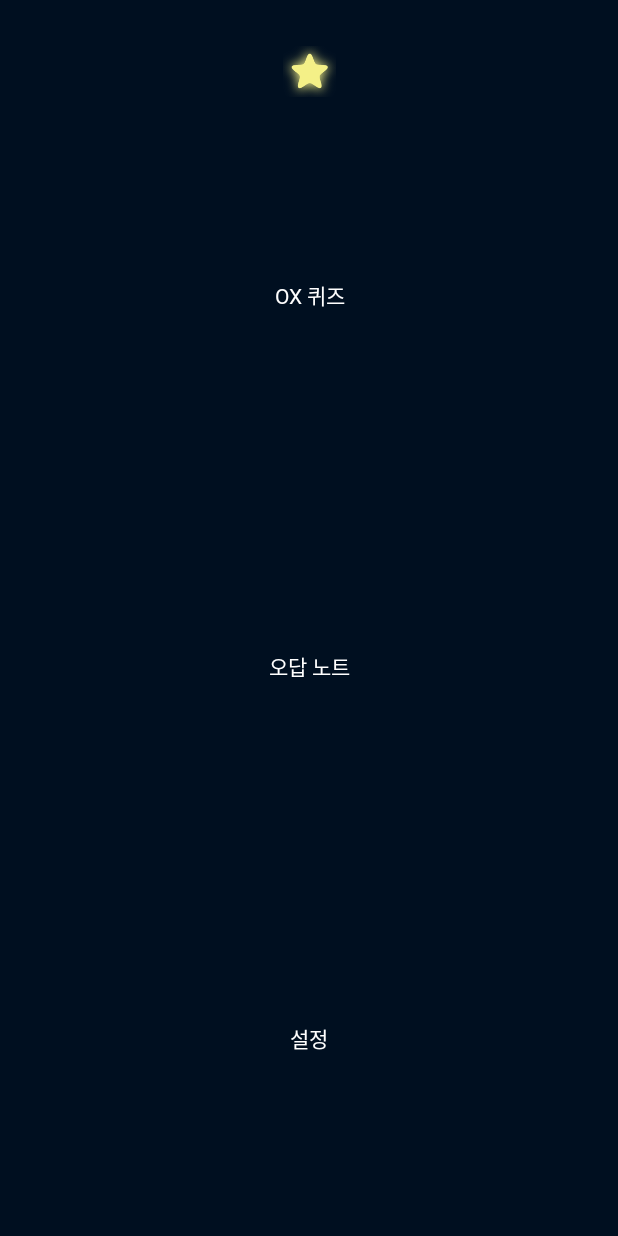
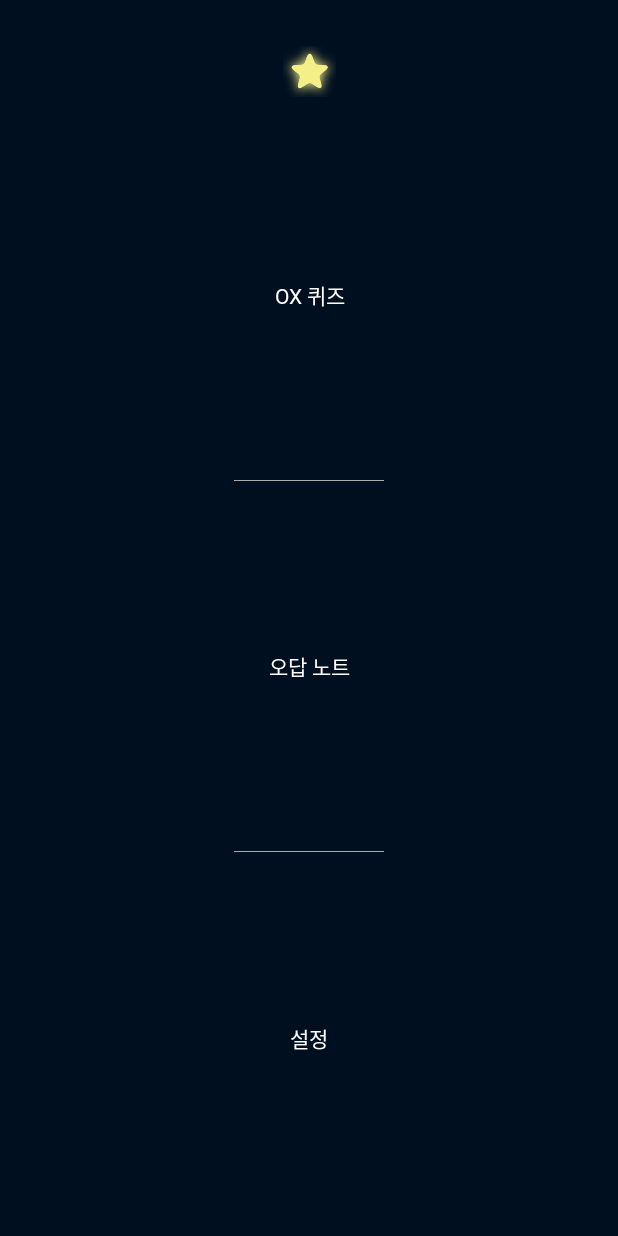
Before and after one commit to greedy0110/ProjectM, an Android app: the MenuActivity screen opened directly, with no data from a screen before it, on a phone screen of 412 x 824 dp. Run offline under Robolectric (Android 15) with nearby library versions, the phone set to English and light mode, and no system bars.

Commit message:
새로운 db 적용 및 개인설정용 db와 항상 앱파일에서 불러오는 고정 db를 나눔

```diff
--- a/app/src/main/java/com/example/a/lockquizekotlin/DBContract/CategoryContract.kt
+++ b/app/src/main/java/com/example/a/lockquizekotlin/DBContract/CategoryContract.kt
@@ -7,6 +7,8 @@ import android.provider.BaseColumns
 import com.example.a.lockquizekotlin.Utils.DbUtils
 
 object CategoryContract{
+    val DATABASE_NAME = "questionDB"
+
     object Schema : BaseColumns {
         const val TABLE_NAME = "category_entry"
         const val COLUMN_ID = "id"
@@ -23,7 +25,7 @@ object CategoryContract{
 
     class DbHelper(context: Context) : SQLiteOpenHelper(context, "${DbUtils.PACKAGE_DIR}/${DbUtils.DATABASE_NAME}", null, DATABASE_VERSION) {
         init {
-            DbUtils.saveDbAssetToDevice(context)
+            DbUtils.saveDbAssetToDevice(context, databaseName = DATABASE_NAME)
         }
 
         override fun onCreate(db: SQLiteDatabase?) {
--- a/app/src/main/java/com/example/a/lockquizekotlin/DBContract/QuestionContract.kt
+++ b/app/src/main/java/com/example/a/lockquizekotlin/DBContract/QuestionContract.kt
@@ -7,6 +7,8 @@ import android.provider.BaseColumns
 import com.example.a.lockquizekotlin.Utils.DbUtils
 
 object QuestionContract {
+    val DATABASE_NAME = "questionDB"
+
     object Schema : BaseColumns{
         const val TABLE_NAME = "question_entry"
         const val COLUMN_ID = "id"
@@ -23,12 +25,12 @@ object QuestionContract {
 
     class DbHelper(context: Context) : SQLiteOpenHelper(context, "${DbUtils.PACKAGE_DIR}/${DbUtils.DATABASE_NAME}", null, DATABASE_VERSION) {
         init {
-            DbUtils.saveDbAssetToDevice(context)
+            DbUtils.saveDbAssetToDevice(context, databaseName = DATABASE_NAME)
         }
 
         override fun onCreate(db: SQLiteDatabase?) {
             try {
-                db?.execSQL(CategoryContract.Schema.SQL_CREATE_ENTRIES)
+                db?.execSQL(Schema.SQL_CREATE_ENTRIES)
             }
             catch (e: Exception) {
 
--- a/app/src/main/java/com/example/a/lockquizekotlin/DBContract/SettingsContract.kt
+++ b/app/src/main/java/com/example/a/lockquizekotlin/DBContract/SettingsContract.kt
@@ -10,6 +10,7 @@ import android.widget.Toast
 import com.example.a.lockquizekotlin.Utils.DbUtils
 
 object SettingsContract{
+    val DATABASE_NAME = "settingDB"
     val THEME_LIST = listOf<String>("db", "dg", "dgr", "dp", "lg", "lp", "ls", "ly")
 
     object Schema : BaseColumns {
@@ -31,17 +32,14 @@ object SettingsContract{
     data class Entry(var id: Int = Schema.DEFAULT_THEME_ID, var theme: String = Schema.DEFAULT_THEME,
                      var slideOnOff:String = Schema.DEFAULT_SLIDE_ONOFF, var slideForcePeriod: Int = Schema.DEFAULT_SLIDE_FORCE_PERIOD)
 
-    class DbHelper(context: Context) : SQLiteOpenHelper(context, "${DbUtils.PACKAGE_DIR}/${DbUtils.DATABASE_NAME}", null, DATABASE_VERSION) {
-        init {
-            DbUtils.saveDbAssetToDevice(context)
-        }
-
+    class DbHelper(context: Context) : SQLiteOpenHelper(context, DATABASE_NAME, null, DATABASE_VERSION) {
         override fun onCreate(db: SQLiteDatabase?) {
             try {
+                Log.e("SettingsContract", "db create")
                 db?.execSQL(Schema.SQL_CREATE_ENTRIES)
             }
             catch (e: Exception) {
-
+                Log.e("SettingsContract", e.toString())
             }
         }
 
@@ -53,7 +51,7 @@ object SettingsContract{
         companion object {
             // 이게 되네
             const val DATABASE_VERSION = 1
-            const val DATABASE_NAME = DbUtils.DATABASE_NAME
+            const val DATABASE_NAME = DbUtils.USER_DATABASE_NAME
         }
     }
 
--- a/app/src/main/java/com/example/a/lockquizekotlin/SplashActivity.kt
+++ b/app/src/main/java/com/example/a/lockquizekotlin/SplashActivity.kt
@@ -34,8 +34,6 @@ class SplashActivity : AppCompatActivity() {
             this@SplashActivity.finish()
 
         }, delayTime)
-//        //이거 꼭 없애야한다! 이거 있으면 오답노트 내용 다 날라갈 것 (테스트 끝나면 바로 제거해야함!!)
-//        DbUtils.saveDbAssetToDevice(applicationContext, true) // 초기 DB 파일 다시 쓰기
 
         // 초기 세팅에 슬라이드 설정을 보고 켜준다.
         val entry = SettingsContract.getSettingsEntry(applicationContext)
--- a/app/src/main/java/com/example/a/lockquizekotlin/Utils/DbUtils.kt
+++ b/app/src/main/java/com/example/a/lockquizekotlin/Utils/DbUtils.kt
@@ -10,19 +10,22 @@ import java.io.IOException
 
 object DbUtils {
     const val TAG = "DbUtils"
+    // DATABASE__NAME 에는 카테고리와 문제 정보가 들어가서 항상 새로 불러오게 만들고
     const val DATABASE_NAME = "projectm.db"
+    // USER_DATABASE_NAME 에는 설정과 오답노트 정보가 들어와서 고정된 파일이 아님
+    const val USER_DATABASE_NAME = "projectmud.db"
     const val PACKAGE_DIR = "/data/data/com.example.a.lockquizekotlin/databases"
 
-    fun saveDbAssetToDevice(ctx: Context, force: Boolean = false){
+    // 이건 기존의 데이터만 사용할 거니까, projectmu는 의미가 없다.
+    fun saveDbAssetToDevice(ctx: Context, databaseName: String = DATABASE_NAME){
         val folder = File(PACKAGE_DIR)
         folder.mkdirs()
 
-        val outfile = File("$PACKAGE_DIR/$DATABASE_NAME")
+        val outfile = File("$PACKAGE_DIR/$databaseName")
 
-        if (force || outfile.length() <= 0) {
             val assetManager = ctx.getResources().getAssets()
             try {
-                val `is` = assetManager.open("db/$DATABASE_NAME", AssetManager.ACCESS_BUFFER)
+                val `is` = assetManager.open("db/$databaseName", AssetManager.ACCESS_BUFFER)
                 Log.d(TAG, "!! ${`is`.available()}")
                 val filesize = `is`.available()
                 val tempdata = ByteArray(filesize.toInt())
@@ -36,6 +39,5 @@ object DbUtils {
                 Log.d(TAG, "assetManager Error")
                 e.printStackTrace()
             }
-        }
     }
 }
--- a/app/src/main/res/layout/activity_menu.xml
+++ b/app/src/main/res/layout/activity_menu.xml
@@ -42,6 +42,14 @@
             android:text="@string/ox_quize"
             android:textColor="@android:color/background_light" />
 
+        <ImageView
+            android:id="@+id/border2"
+            android:layout_width="100dp"
+            android:layout_height="wrap_content"
+            android:layout_gravity="center"
+            android:layout_weight="0.00001"
+            app:srcCompat="@android:color/darker_gray" />
+
         <Button
             android:id="@+id/wrong_answer_button"
             android:layout_width="match_parent"
@@ -49,6 +57,14 @@
             android:layout_weight="1"
             android:text="@string/wrong_answer"
             android:textColor="@android:color/background_light" />
+
+        <ImageView
+            android:id="@+id/border3"
+            android:layout_width="100dp"
+            android:layout_height="wrap_content"
+            android:layout_gravity="center"
+            android:layout_weight="0.00001"
+            app:srcCompat="@android:color/darker_gray" />
 
         <Button
             android:id="@+id/setting_button"
```
Also changed, not shown: app/src/main/java/com/example/a/lockquizekotlin/CategoryListActivity.kt (+8 -0 lines), app/src/main/java/com/example/a/lockquizekotlin/DBContract/IncorrectContract.kt (+8 -9 lines), app/src/main/java/com/example/a/lockquizekotlin/QuestionActivity.kt (+19 -9 lines), app/src/main/res/drawable/bottom_buttonline.xml (deleted, +0 -13 lines), app/src/main/res/layout/activity_setting.xml (+8 -0 lines), app/src/main/res/layout/activity_slide_on_off_setting.xml (+8 -0 lines), app/src/main/res/layout/activity_slide_settings.xml (+8 -0 lines), app/src/main/assets/db/projectm.db.
